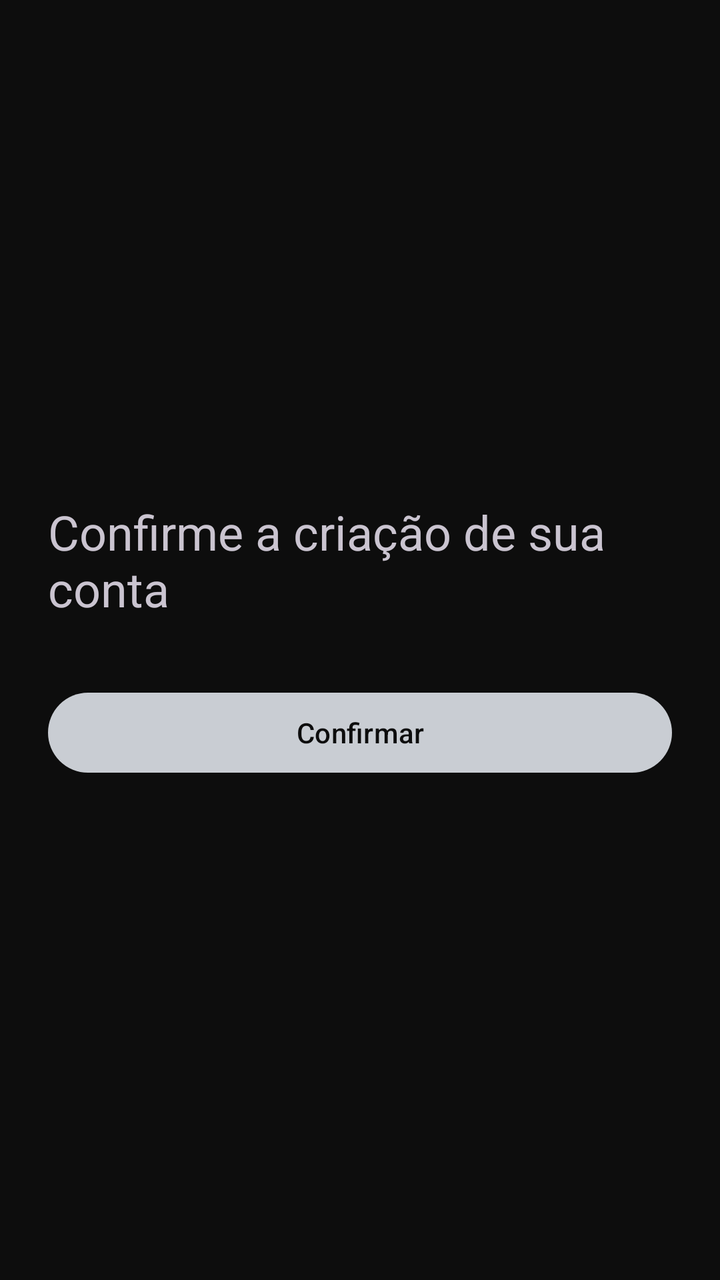
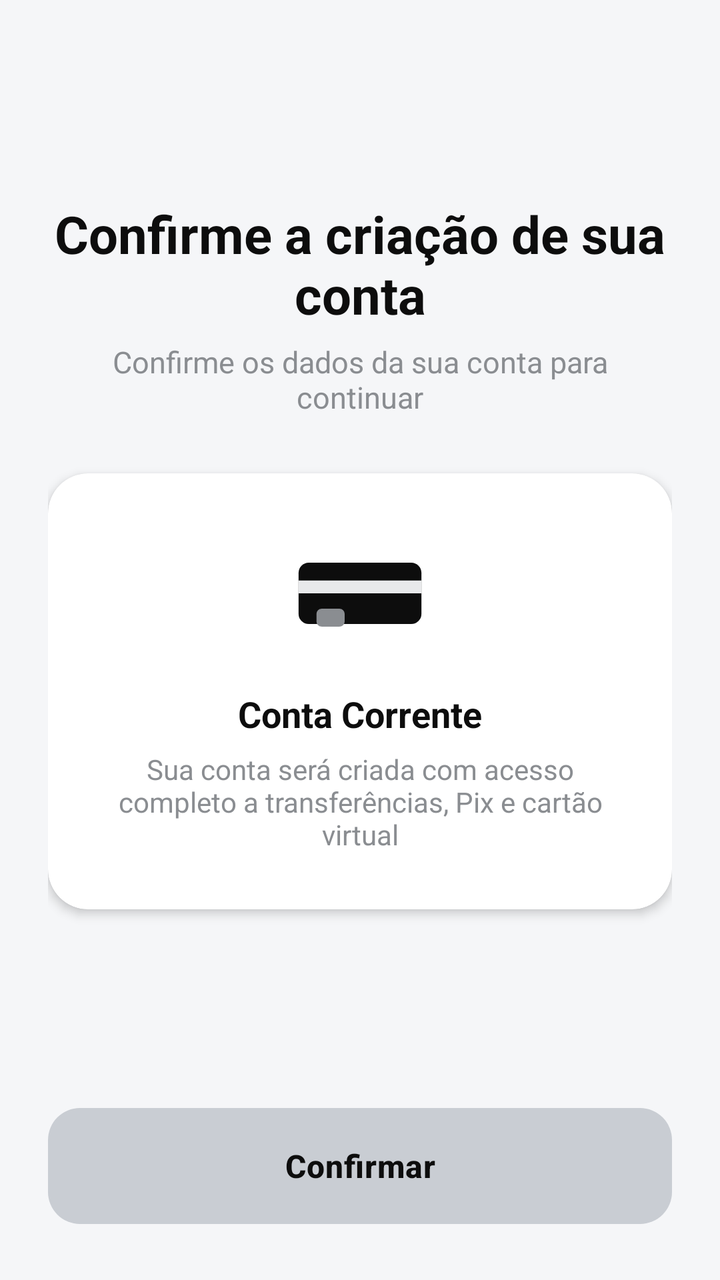

Before-and-after screenshots of an Android layout around one commit, followed by the original layout XML and the change that was made.
<!-- AndroidManifest.xml: application theme Theme.BankChellengeMobileApp -->
<!-- res/layout/activity_account_setup.xml -->
<?xml version="1.0" encoding="utf-8"?>
<LinearLayout xmlns:android="http://schemas.android.com/apk/res/android"
    android:layout_width="match_parent"
    android:layout_height="match_parent"
    android:orientation="vertical"
    android:gravity="center"
    android:padding="24dp">

    <TextView
        android:layout_width="wrap_content"
        android:layout_height="wrap_content"
        android:text="@string/configurar_conta_titulo"
        android:textSize="24sp"
        android:layout_marginBottom="8dp" />

    <RadioGroup
        android:id="@+id/radioGroupTipoConta"
        android:layout_width="match_parent"
        android:layout_height="wrap_content"
        android:orientation="vertical">

    </RadioGroup>

    <Button
        android:id="@+id/btnConfirmarConta"
        android:layout_width="match_parent"
        android:layout_height="wrap_content"
        android:text="@string/confirmar"
        android:layout_marginTop="24dp" />

</LinearLayout>
<!-- resources referenced by this layout -->
<resources>
  <string name="configurar_conta_titulo">Confirme a criação de sua conta</string>
  <string name="confirmar">Confirmar</string>
  <style name="Theme.BankChellengeMobileApp" parent="Base.Theme.BankChellengeMobileApp" />
  <style name="Base.Theme.BankChellengeMobileApp" parent="Theme.Material3.Dark.NoActionBar">
          <item name="colorPrimary">@color/silver_pearl</item>
          <item name="colorOnPrimary">@color/black_pure</item>
  
          <item name="colorSecondary">@color/silver_light</item>
          <item name="colorOnSecondary">@color/black_pure</item>
  
          <item name="android:colorBackground">@color/black_pure</item>
          <item name="colorOnBackground">@color/silver_light</item>
  
          <item name="colorSurface">@color/black_soft</item>
          <item name="colorOnSurface">@color/silver_light</item>
  
          <item name="colorError">@color/error_red</item>
          <item name="colorOnError">@color/white</item>
  
          <item name="android:statusBarColor">@color/black_pure</item>
          <item name="android:navigationBarColor">@color/black_pure</item>
      </style>
  <color name="silver_pearl">#C9CDD3</color>
  <color name="black_pure">#0D0D0D</color>
  <color name="silver_light">#E8E9EB</color>
  <color name="black_soft">#1A1A1E</color>
  <color name="error_red">#B23B3B</color>
  <color name="white">#FFFFFF</color>
</resources>

<!-- the commit's change to res/layout/activity_account_setup.xml (unified diff, before → after) -->
@@ -1,31 +1,110 @@
 <?xml version="1.0" encoding="utf-8"?>
-<LinearLayout xmlns:android="http://schemas.android.com/apk/res/android"
+<androidx.constraintlayout.widget.ConstraintLayout
+    xmlns:android="http://schemas.android.com/apk/res/android"
+    xmlns:app="http://schemas.android.com/apk/res-auto"
     android:layout_width="match_parent"
     android:layout_height="match_parent"
-    android:orientation="vertical"
-    android:gravity="center"
-    android:padding="24dp">
+    android:background="@drawable/bg_root">
 
-    <TextView
-        android:layout_width="wrap_content"
-        android:layout_height="wrap_content"
-        android:text="@string/configurar_conta_titulo"
-        android:textSize="24sp"
-        android:layout_marginBottom="8dp" />
+    <androidx.core.widget.NestedScrollView
+        android:layout_width="0dp"
+        android:layout_height="0dp"
+        android:fillViewport="true"
+        android:clipToPadding="false"
+        app:layout_constraintTop_toTopOf="parent"
+        app:layout_constraintStart_toStartOf="parent"
+        app:layout_constraintEnd_toEndOf="parent"
+        app:layout_constraintBottom_toTopOf="@id/btnConfirmarConta">
 
-    <RadioGroup
-        android:id="@+id/radioGroupTipoConta"
-        android:layout_width="match_parent"
-        android:layout_height="wrap_content"
-        android:orientation="vertical">
+        <LinearLayout
+            android:layout_width="match_parent"
+            android:layout_height="wrap_content"
+            android:orientation="vertical"
+            android:gravity="center"
+            android:padding="24dp">
 
-    </RadioGroup>
+            <TextView
+                android:layout_width="wrap_content"
+                android:layout_height="wrap_content"
+                android:text="@string/configurar_conta_titulo"
+                android:textSize="26sp"
+                android:textStyle="bold"
+                android:textColor="@color/black_pure"
+                android:gravity="center" />
+
+            <TextView
+                android:layout_width="wrap_content"
+                android:layout_height="wrap_content"
+                android:layout_marginTop="6dp"
+                android:layout_marginBottom="28dp"
+                android:text="@string/configurar_conta_subtitulo"
+                android:textSize="15sp"
+                android:textColor="@color/gray_secondary"
+                android:gravity="center" />
+
+            <androidx.cardview.widget.CardView
+                android:layout_width="match_parent"
+                android:layout_height="wrap_content"
+                app:cardCornerRadius="20dp"
+                app:cardElevation="3dp"
+                app:cardBackgroundColor="@android:color/white">
+
+                <LinearLayout
+                    android:layout_width="match_parent"
+                    android:layout_height="wrap_content"
+                    android:orientation="vertical"
+                    android:gravity="center"
+                    android:padding="28dp">
+
+                    <ImageView
+                        android:layout_width="64dp"
+                        android:layout_height="64dp"
+                        android:src="@drawable/ic_splash_mark"
+                        android:importantForAccessibility="no" />
+
+                    <TextView
+                        android:layout_width="wrap_content"
+                        android:layout_height="wrap_content"
+                        android:layout_marginTop="16dp"
+                        android:text="@string/tipo_conta_corrente"
+                        android:textSize="18sp"
+                        android:textStyle="bold"
+                        android:textColor="@color/black_pure" />
+
+                    <TextView
+                        android:layout_width="wrap_content"
+                        android:layout_height="wrap_content"
+                        android:layout_marginTop="6dp"
+                        android:text="@string/tipo_conta_corrente_descricao"
+                        android:textSize="14sp"
+                        android:textColor="@color/gray_secondary"
+                        android:gravity="center" />
+
+                </LinearLayout>
+
+            </androidx.cardview.widget.CardView>
+
+        </LinearLayout>
+
+    </androidx.core.widget.NestedScrollView>
 
     <Button
         android:id="@+id/btnConfirmarConta"
-        android:layout_width="match_parent"
-        android:layout_height="wrap_content"
+        android:layout_width="0dp"
+        android:layout_height="58dp"
+        android:layout_marginStart="24dp"
+        android:layout_marginEnd="24dp"
+        android:layout_marginBottom="28dp"
+        android:background="@drawable/bg_button_primary"
+        android:elevation="4dp"
         android:text="@string/confirmar"
-        android:layout_marginTop="24dp" />
+        android:textColor="@color/black_pure"
+        android:textSize="16sp"
+        android:textStyle="bold"
+        android:textAllCaps="false"
+        android:letterSpacing="0.02"
+        app:layout_constraintBottom_toBottomOf="parent"
+        app:layout_constraintStart_toStartOf="parent"
+        app:layout_constraintEnd_toEndOf="parent" />
 
-</LinearLayout>
+</androidx.constraintlayout.widget.ConstraintLayout>
<!-- resource entries referenced after the edit -->
@@ -2,6 +2,8 @@
 <resources>
   <string name="configurar_conta_titulo">Confirme a criação de sua conta</string>
   <string name="confirmar">Confirmar</string>
+  <string name="tipo_conta_corrente">Conta Corrente</string>
+  <string name="tipo_conta_corrente_descricao">Sua conta será criada com acesso completo a transferências, Pix e cartão virtual</string>
   <style name="Theme.BankChellengeMobileApp" parent="Base.Theme.BankChellengeMobileApp" />
   <style name="Base.Theme.BankChellengeMobileApp" parent="Theme.Material3.Dark.NoActionBar">
           <item name="colorPrimary">@color/silver_pearl</item>
@@ -24,6 +26,56 @@
       </style>
   <color name="silver_pearl">#C9CDD3</color>
   <color name="black_pure">#0D0D0D</color>
+  <color name="gray_secondary">#8A8D91</color>
+  <!-- drawable bg_button_primary (drawable) -->
+  <?xml version="1.0" encoding="utf-8"?>
+  <selector xmlns:android="http://schemas.android.com/apk/res/android">
+  
+      <item android:state_pressed="true">
+          <shape android:shape="rectangle">
+              <solid android:color="@color/black_soft" />
+              <corners android:radius="16dp" />
+          </shape>
+      </item>
+  
+      <item>
+          <shape android:shape="rectangle">
+              <solid android:color="@color/black_pure" />
+              <corners android:radius="16dp" />
+          </shape>
+      </item>
+  
+  </selector>
+  <!-- drawable bg_root (drawable) -->
+  <?xml version="1.0" encoding="utf-8"?>
+  <shape xmlns:android="http://schemas.android.com/apk/res/android"
+      android:shape="rectangle">
+  
+      <solid android:color="#F5F6F8" />
+  
+  </shape>
+  <!-- drawable ic_splash_mark (drawable) -->
+  <?xml version="1.0" encoding="utf-8"?>
+  <vector xmlns:android="http://schemas.android.com/apk/res/android"
+      android:width="88dp"
+      android:height="88dp"
+      android:viewportWidth="100"
+      android:viewportHeight="100">
+  
+      <path
+          android:pathData="M10,26 h80 a8,8 0 0 1 8,8 v32 a8,8 0 0 1 -8,8 h-80 a8,8 0 0 1 -8,-8 v-32 a8,8 0 0 1 8,-8 z"
+          android:fillColor="@color/black_pure" />
+  
+      <path
+          android:pathData="M2,40 h96 v10 h-96 z"
+          android:fillColor="@color/silver_light" />
+  
+      <path
+          android:pathData="M20,62 h14 a4,4 0 0 1 4,4 v6 a4,4 0 0 1 -4,4 h-14 a4,4 0 0 1 -4,-4 v-6 a4,4 0 0 1 4,-4 z"
+          android:fillColor="@color/gray_secondary" />
+  
+  </vector>
+  <string name="configurar_conta_subtitulo">Confirme os dados da sua conta para continuar</string>
   <color name="silver_light">#E8E9EB</color>
   <color name="black_soft">#1A1A1E</color>
   <color name="error_red">#B23B3B</color>
